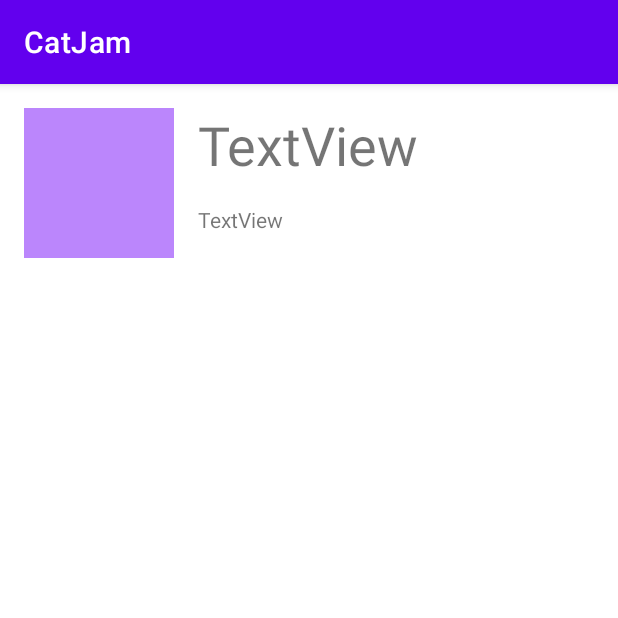
After one commit to adnan-mujagic/catjam2.0, an Android app: the PlaylistDetails screen opened directly, with no data from a screen before it, on a phone screen of 412 x 824 dp, the top half of it. The commit adds this screen. Run offline under Robolectric (Android 15) with nearby library versions, the phone set to English and light mode, and no system bars.

Commit message:
You can now view PlaylistDetails

```diff
--- a/app/src/main/AndroidManifest.xml
+++ b/app/src/main/AndroidManifest.xml
@@ -9,7 +9,8 @@
         android:roundIcon="@mipmap/ic_launcher_round"
         android:supportsRtl="true"
         android:theme="@style/Theme.Catjam2">
-        <activity android:name=".RegisterActivity"></activity>
+        <activity android:name=".PlaylistDetails"></activity>
+        <activity android:name=".RegisterActivity" />
         <activity android:name=".LoginActivity">
             <intent-filter>
                 <action android:name="android.intent.action.MAIN" />
@@ -17,9 +18,7 @@
                 <category android:name="android.intent.category.LAUNCHER" />
             </intent-filter>
         </activity>
-        <activity android:name=".MainActivity">
-
-        </activity>
+        <activity android:name=".MainActivity"></activity>
     </application>
 
 </manifest>
--- /dev/null
+++ b/app/src/main/java/com/example/catjam2/PlaylistDetails.java
@@ -0,0 +1,28 @@
+package com.example.catjam2;
+
+import androidx.appcompat.app.AppCompatActivity;
+
+import android.os.Bundle;
+import android.widget.ImageView;
+import android.widget.TextView;
+
+public class PlaylistDetails extends AppCompatActivity {
+    ImageView image;
+    TextView title, description;
+    @Override
+    protected void onCreate(Bundle savedInstanceState) {
+        super.onCreate(savedInstanceState);
+        setContentView(R.layout.activity_playlist_details);
+        image = findViewById(R.id.playlist_details_image);
+        title = findViewById(R.id.playlist_details_title);
+        description = findViewById(R.id.playlist_details_description);
+
+        Bundle extras = getIntent().getExtras();
+        if(extras!=null){
+            setTitle(extras.getString(PlaylistsFragment.EXTRA_TITLE));
+            title.setText(extras.getString(PlaylistsFragment.EXTRA_TITLE));
+            image.setImageResource(extras.getInt(PlaylistsFragment.EXTRA_IMAGE));
+            description.setText(extras.getString(PlaylistsFragment.EXTRA_DESCRIPTION));
+        }
+    }
+}
--- a/app/src/main/java/com/example/catjam2/PlaylistsFragment.java
+++ b/app/src/main/java/com/example/catjam2/PlaylistsFragment.java
@@ -1,9 +1,11 @@
 package com.example.catjam2;
 
+import android.content.Intent;
 import android.os.Bundle;
 import android.view.LayoutInflater;
 import android.view.View;
 import android.view.ViewGroup;
+import android.widget.AdapterView;
 import android.widget.ListView;
 
 import androidx.annotation.NonNull;
@@ -13,30 +15,48 @@ import androidx.fragment.app.Fragment;
 import java.util.ArrayList;
 import java.util.List;
 
+
 public class PlaylistsFragment extends Fragment {
+    private ListView listView;
+    String[] months;
+    List<Playlist> playlists;
+    public static final String EXTRA_IMAGE = "EXTRA_IMAGE";
+    public static final String EXTRA_TITLE = "EXTRA_TITLE";
+    public static final String EXTRA_DESCRIPTION = "EXTRA_DESCRIPTION";
+
+
     @Nullable
     @Override
     public View onCreateView(@NonNull LayoutInflater inflater, @Nullable ViewGroup container, @Nullable Bundle savedInstanceState) {
         View view = inflater.inflate(R.layout.fragment_playlists, container, false);
-
         ListView listView = (ListView) view.findViewById(R.id.list_view_container);
 
         PlaylistsListViewAdapter playlistsListViewAdapter = new PlaylistsListViewAdapter(getPlaylists(), getActivity());
         listView.setAdapter(playlistsListViewAdapter);
+
+        listView.setOnItemClickListener(new AdapterView.OnItemClickListener() {
+            @Override
+            public void onItemClick(AdapterView<?> parent, View view, int position, long id) {
+                Playlist playlists = (Playlist) parent.getItemAtPosition(position);
+                Intent intent = new Intent(getActivity(), PlaylistDetails.class);
+                intent.putExtra(EXTRA_IMAGE, playlists.getImageResId());
+                intent.putExtra(EXTRA_TITLE, playlists.getTitle());
+                intent.putExtra(EXTRA_DESCRIPTION, playlists.getDescription());
+                // TODO: 27. 5. 2021. put song array into intent here
+                startActivity(intent);
+
+            }
+        });
 /*
         PlaylistsListViewAdapter playlistsListViewAdapter = PlaylistsListViewAdapter(playlists, )
 */
         return view;
     }
-
     private List<Playlist> getPlaylists(){
         List<Playlist> playlistsList = new ArrayList<>();
         playlistsList.add(new Playlist(R.drawable.playlist1, "Playlist1", "Jazz"));
-
         playlistsList.add(new Playlist(R.drawable.playlist1, "Playlist2", "Chill"));
-
         playlistsList.add(new Playlist(R.drawable.playlist3, "Playlist3", "Top50"));
-
         return playlistsList;
     }
 }
--- /dev/null
+++ b/app/src/main/res/layout/activity_playlist_details.xml
@@ -0,0 +1,52 @@
+<?xml version="1.0" encoding="utf-8"?>
+<androidx.constraintlayout.widget.ConstraintLayout xmlns:android="http://schemas.android.com/apk/res/android"
+    xmlns:app="http://schemas.android.com/apk/res-auto"
+    xmlns:tools="http://schemas.android.com/tools"
+    android:layout_width="match_parent"
+    android:layout_height="match_parent"
+    tools:context=".PlaylistDetails">
+
+    <ImageView
+        android:id="@+id/playlist_details_image"
+        android:layout_width="100dp"
+        android:layout_height="100dp"
+        android:layout_marginStart="16dp"
+        android:layout_marginLeft="16dp"
+        android:layout_marginTop="16dp"
+        app:layout_constraintStart_toStartOf="parent"
+        app:layout_constraintTop_toTopOf="parent"
+        app:srcCompat="@color/purple_200" />
+
+    <TextView
+        android:id="@+id/playlist_details_title"
+        android:layout_width="wrap_content"
+        android:layout_height="wrap_content"
+        android:layout_marginStart="16dp"
+        android:layout_marginLeft="16dp"
+        android:layout_marginTop="16dp"
+        android:text="TextView"
+        android:textSize="36sp"
+        app:layout_constraintStart_toEndOf="@+id/playlist_details_image"
+        app:layout_constraintTop_toTopOf="parent" />
+
+    <TextView
+        android:id="@+id/playlist_details_description"
+        android:layout_width="wrap_content"
+        android:layout_height="wrap_content"
+        android:layout_marginStart="16dp"
+        android:layout_marginLeft="16dp"
+        android:layout_marginTop="16dp"
+        android:text="TextView"
+        app:layout_constraintStart_toEndOf="@+id/playlist_details_image"
+        app:layout_constraintTop_toBottomOf="@+id/playlist_details_title" />
+
+    <ListView
+        android:id="@+id/song_list_view"
+        android:layout_width="0dp"
+        android:layout_height="0dp"
+        android:layout_marginTop="16dp"
+        app:layout_constraintBottom_toBottomOf="parent"
+        app:layout_constraintEnd_toEndOf="parent"
+        app:layout_constraintStart_toStartOf="parent"
+        app:layout_constraintTop_toBottomOf="@+id/playlist_details_image" />
+</androidx.constraintlayout.widget.ConstraintLayout>
```
